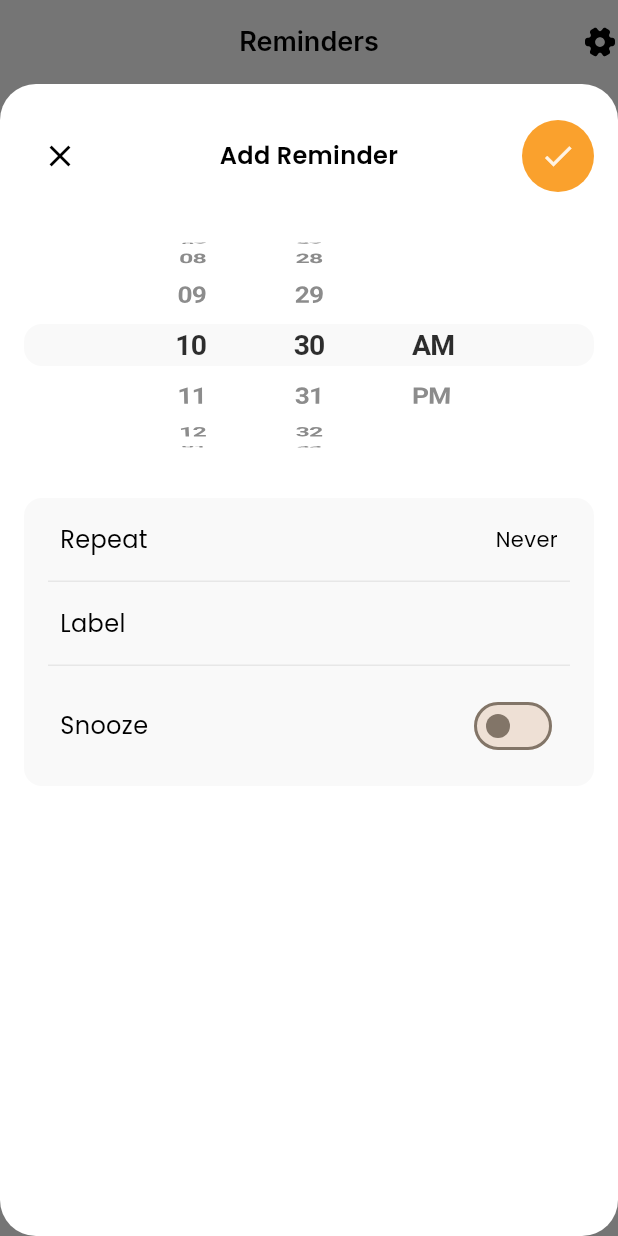
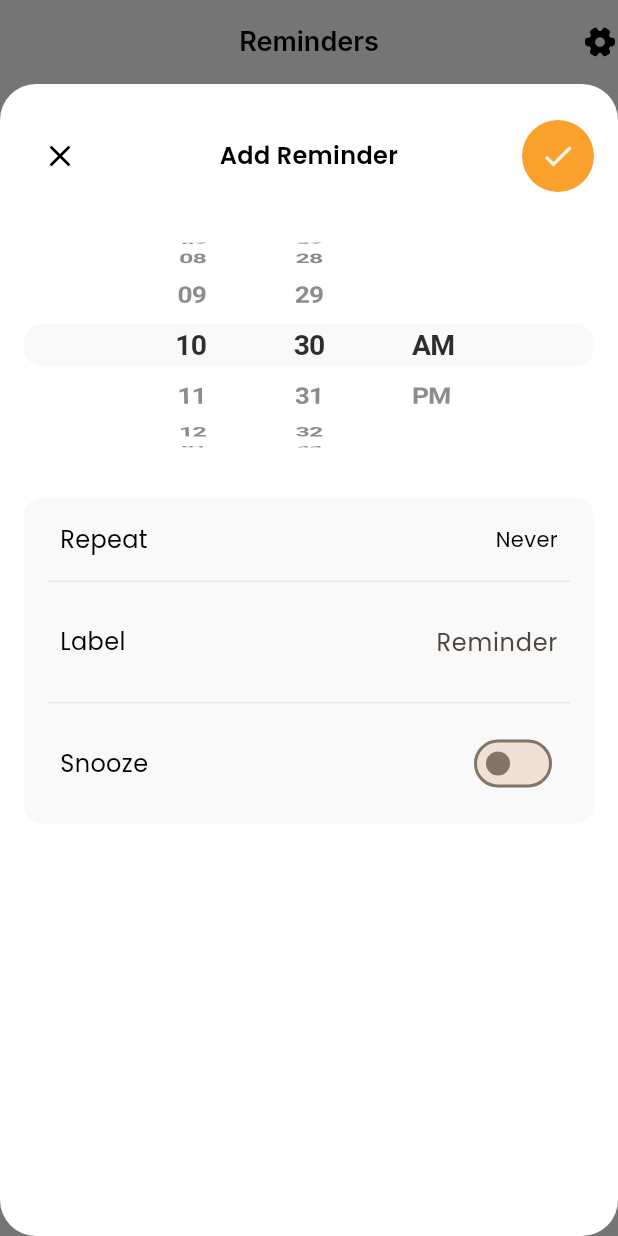
Before and after one commit to rahmat3nanda/reminder, a Flutter app: the screen it shows after launch, after a tap on the "add" icon, on a phone screen of 412 x 824 dp. Run offline on Flutter 3.47's test engine with Material 3 defaults, Android fonts, the phone set to English and light mode, and no system bars; our stand-ins replace equatable, flutter_bloc, flutter_svg, google_fonts, hive, hive_flutter and 1 more; accounts and stored records are empty; project files that could hold a hidden picture were left out.

Commit message:
Update `ReminderAddSheet` and UI to support labels and repeating days
- Add `setLabel` method to `ReminderAddCubit` to update the reminder label in the state.
- Update `ReminderAddState` to provide a full `Reminder` entity via a new `data` getter.
- Enhance `ReminderAddSheet` to return a `Reminder` object instead of just `ReminderTime`.
- Implement a `TextFormField` in `ReminderAddSheet` to allow users to input a custom label.
- Update `ReminderPage` to display both the label and repeating days (using `DaysString` extension) in the reminder list.
- Refactor `ReminderPage` FAB logic to handle the updated `Reminder` return type from the add sheet.

```diff
--- a/lib/features/reminder/presentation/pages/reminder_page.dart
+++ b/lib/features/reminder/presentation/pages/reminder_page.dart
@@ -24,10 +24,10 @@ import 'package:reminder/features/reminder/data/reminder.hive_key.dart'
     show ReminderHiveKey;
 import 'package:reminder/features/reminder/domain/entities/reminder.dart'
     show Reminder;
-import 'package:reminder/features/reminder/domain/entities/reminder_time.dart'
-    show ReminderTime;
 import 'package:reminder/features/reminder/presentation/bloc/reminder_bloc.dart'
     show AddReminder, LoadReminders, ReminderBloc, ReminderState;
+import 'package:reminder/features/reminder/presentation/extensions/day_string.dart'
+    show DaysString;
 import 'package:reminder/features/reminder/presentation/extensions/reminder_time_string.dart'
     show ReminderTimeString;
 import 'package:reminder/features/reminder/presentation/sheets/reminder_add_sheet.dart'
@@ -62,9 +62,9 @@ class ReminderPage extends StatelessWidget {
         floatingActionButton: FloatingActionButton(
           onPressed: () async {
             final ReminderBloc bloc = context.read<ReminderBloc>();
-            final ReminderTime? time = await ReminderAddSheet.show(context);
-            if (time == null) return;
-            bloc.add(AddReminder(Reminder.create(time: time)));
+            final Reminder? item = await ReminderAddSheet.show(context);
+            if (item == null) return;
+            bloc.add(AddReminder(item));
           },
           backgroundColor: state.color.primary.value,
           child: Icon(Icons.add, color: state.color.primarySoft.value),
@@ -91,7 +91,13 @@ class ReminderPage extends StatelessWidget {
                         spacing: 4,
                         children: <Widget>[
                           RemUIText(item.time.display(context)),
-                          RemUIText(item.label ?? 'Reminder'),
+                          RemUIText(
+                            <String>[
+                              item.label ?? 'Reminder',
+                              if (item.repeatDays.isNotEmpty)
+                                'every ${item.repeatDays.display}',
+                            ].join(', '),
+                          ),
                         ],
                       ),
                     ),
--- a/lib/features/reminder/presentation/sheets/bloc/reminder_add_cubit.dart
+++ b/lib/features/reminder/presentation/sheets/bloc/reminder_add_cubit.dart
@@ -1,5 +1,7 @@
 import 'package:equatable/equatable.dart' show Equatable;
 import 'package:flutter_bloc/flutter_bloc.dart' show Cubit;
+import 'package:reminder/features/reminder/domain/entities/reminder.dart'
+    show Reminder;
 import 'package:reminder/features/reminder/domain/entities/reminder_time.dart'
     show ReminderTime;
 import 'package:reminder/features/reminder/domain/enums/day.dart' show Day;
@@ -58,6 +60,8 @@ class ReminderAddCubit extends Cubit<ReminderAddState> {
     emit(state.copyWith(repeatDays: days));
   }
 
+  void setLabel(String label) => emit(state.copyWith(label: label));
+
   void toggleSnooze() {
     emit(
       state.copyWith(
--- a/lib/features/reminder/presentation/sheets/bloc/reminder_add_state.dart
+++ b/lib/features/reminder/presentation/sheets/bloc/reminder_add_state.dart
@@ -34,7 +34,12 @@ class ReminderAddState extends Equatable {
 
   int get amPmIndex => hour < 12 ? 0 : 1;
 
-  ReminderTime get reminderTime => ReminderTime(hour: hour, minute: minute);
+  Reminder get data => Reminder.create(
+    time: ReminderTime(hour: hour, minute: minute),
+    label: label,
+    repeatDays: repeatDays,
+    snoozeMinutes: snoozeMinutes,
+  );
 
   ReminderAddState copyWith({
     int? hour,
--- a/lib/features/reminder/presentation/sheets/reminder_add_sheet.dart
+++ b/lib/features/reminder/presentation/sheets/reminder_add_sheet.dart
@@ -22,6 +22,7 @@ import 'package:flutter/material.dart'
         Icons,
         IgnorePointer,
         InkWell,
+        InputDecoration,
         ListView,
         Material,
         MediaQuery,
@@ -32,6 +33,8 @@ import 'package:flutter/material.dart'
         Stack,
         StatelessWidget,
         Switch,
+        TextFormField,
+        TextStyle,
         VoidCallback,
         Widget,
         kToolbarHeight,
@@ -40,8 +43,8 @@ import 'package:flutter_bloc/flutter_bloc.dart'
     show BlocBuilder, BlocProvider, ReadContext;
 import 'package:reminder/cores/colors/color.dart' show AppColor, AppColorBase;
 import 'package:reminder/cores/themes/bloc/theme_bloc.dart' show ThemeBloc;
-import 'package:reminder/features/reminder/domain/entities/reminder_time.dart'
-    show ReminderTime;
+import 'package:reminder/features/reminder/domain/entities/reminder.dart'
+    show Reminder;
 import 'package:reminder/features/reminder/presentation/extensions/day_string.dart'
     show DaysString;
 import 'package:reminder/features/reminder/presentation/sheets/bloc/reminder_add_cubit.dart'
@@ -53,8 +56,8 @@ import 'package:reminder/shared/widgets.dart' show RemUIText;
 class ReminderAddSheet extends StatelessWidget {
   const ReminderAddSheet({super.key});
 
-  static Future<ReminderTime?> show(BuildContext context) =>
-      showModalBottomSheet<ReminderTime?>(
+  static Future<Reminder?> show(BuildContext context) =>
+      showModalBottomSheet<Reminder?>(
         context: context,
         isScrollControlled: true,
         builder: (_) => const ReminderAddSheet(),
@@ -99,7 +102,7 @@ class ReminderAddSheet extends StatelessWidget {
                 BlocBuilder<ReminderAddCubit, ReminderAddState>(
                   builder: (_, ReminderAddState state) => _actionButton(
                     icon: Icons.check,
-                    onTap: () => Navigator.pop(context, state.reminderTime),
+                    onTap: () => Navigator.pop(context, state.data),
                     backgroundColor: color.primary,
                     iconColor: color.primarySoft,
                   ),
@@ -206,7 +209,22 @@ class ReminderAddSheet extends StatelessWidget {
                             ),
                           ),
                           _divider(color),
-                          _field(title: 'Label'),
+                          _field(
+                            title: 'Label',
+                            value: TextFormField(
+                              textInputAction: .done,
+                              initialValue: s.label,
+                              onChanged: context
+                                  .read<ReminderAddCubit>()
+                                  .setLabel,
+                              decoration: const InputDecoration(
+                                hintText: 'Reminder',
+                                border: .none,
+                              ),
+                              textAlign: .right,
+                              style: TextStyle(color: color.text.value),
+                            ),
+                          ),
                           _divider(color),
                           // _field(title: 'Sound'),
                           // _divider(color),
```
